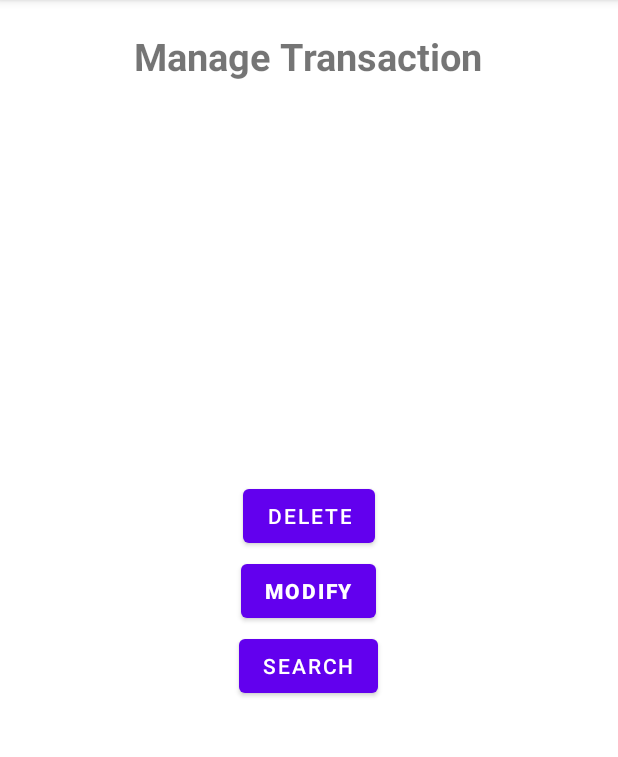
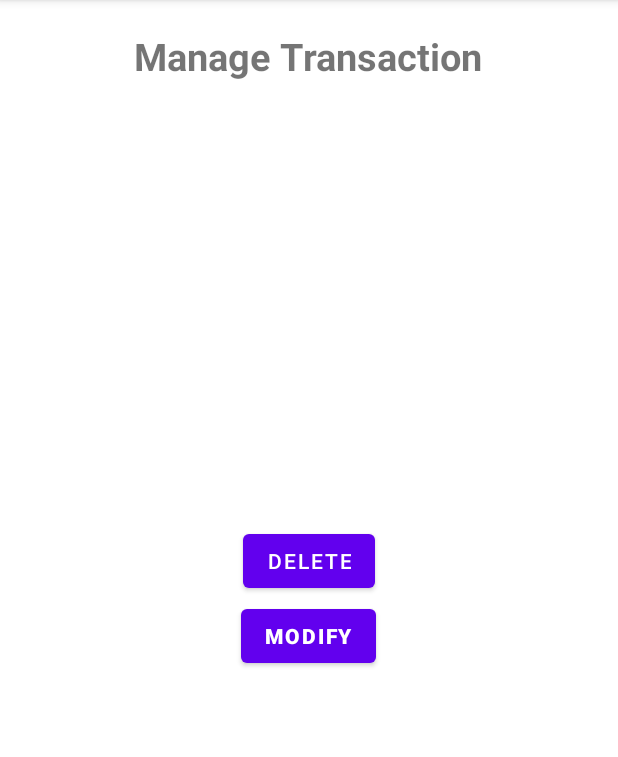
Before and after one commit to Sangel96/MoMoneyNoProblem, an Android app: the ManageTransaction screen opened directly, with no data from a screen before it, on a phone screen of 412 x 824 dp, the part 84-841 px from its top. Run offline under Robolectric (Android 15) with nearby library versions, the phone set to English and light mode, and no system bars; our stand-ins replace Firebase (no records; nobody signed in at launch, a user with empty details on screens opened directly); Roboto replaces fonts that are not available here.

Commit message:
remove the search function

```diff
--- a/app/src/main/java/com/example/momoneynoproblem/Transaction/ManageTransaction.java
+++ b/app/src/main/java/com/example/momoneynoproblem/Transaction/ManageTransaction.java
@@ -31,7 +31,7 @@ public class ManageTransaction extends AppCompatActivity {
 
     public Button delete_Button = null;
     public Button modify_Button = null;
-    public Button search_Button = null;
+    //public Button search_Button = null;
 
     //from show data
     ListView listshow;
@@ -53,25 +53,27 @@ public class ManageTransaction extends AppCompatActivity {
         databaseReference = firebaseDatabase.getReference("Transactions");
         modify_Button = (Button) findViewById(R.id.modify_Button);
         delete_Button = (Button) findViewById(R.id.delete_Button);
-        search_Button = (Button) findViewById(R.id.search_Button);
+        //search_Button = (Button) findViewById(R.id.search_Button);
 
 
         // when click on the search button, go to the search screen
-        search_Button.setOnClickListener(new View.OnClickListener() {
-            @Override
-            public void onClick(View v) {
-                Intent j = new Intent(ManageTransaction.this, searchForTransaction.class);
-                startActivity(j);
-            }
-        });
+//        search_Button.setOnClickListener(new View.OnClickListener() {
+//            @Override
+//            public void onClick(View v) {
+//                Intent j = new Intent(ManageTransaction.this, searchForTransaction.class);
+//                startActivity(j);
+//            }
+//        });
 
         modify_Button.setOnClickListener(new View.OnClickListener() {
             @Override
             public void onClick(View v) {
                 Intent j = new Intent(ManageTransaction.this, modifyTransaction.class);
+                j.putExtra("Transaction",listshow.getItemIdAtPosition(selection[0]));
                 startActivity(j);
             }
         });
+
 
         delete_Button.setOnClickListener(new View.OnClickListener() {
             @Override
@@ -117,6 +119,4 @@ public class ManageTransaction extends AppCompatActivity {
             }
         });
     }
-
-
 }
--- a/app/src/main/java/com/example/momoneynoproblem/Transaction/modifyTransaction.java
+++ b/app/src/main/java/com/example/momoneynoproblem/Transaction/modifyTransaction.java
@@ -44,8 +44,6 @@ public class modifyTransaction extends AppCompatActivity {
     public String transaction_type = "";
     public String transaction_source_type = "";
     public Spinner transactionSourceTypeSpinner;
-
-
 
     //grabs extra data from intent
     //Intent intent = getIntent();
--- a/app/src/main/res/layout/activity_add_transaction.xml
+++ b/app/src/main/res/layout/activity_add_transaction.xml
@@ -8,7 +8,7 @@
     <RelativeLayout
         android:layout_width="match_parent"
         android:layout_height="match_parent"
-        android:layout_marginBottom="40dp">
+        android:layout_marginBottom="10dp">
 
         <TextView
             android:id="@+id/txtTransaction"
@@ -95,7 +95,7 @@
             android:layout_alignParentStart="true"
             android:layout_alignParentEnd="true"
             android:layout_marginStart="112dp"
-            android:layout_marginTop="385dp"
+            android:layout_marginTop="370dp"
             android:layout_marginEnd="107dp"
             android:text="@string/do_you_want_to_scan_the_invoice" />
 
@@ -104,7 +104,7 @@
             android:layout_width="wrap_content"
             android:layout_height="wrap_content"
             android:layout_centerHorizontal="true"
-            android:layout_marginTop="480dp"
+            android:layout_marginTop="440dp"
             android:text="@string/add" />
 
         <TextView
--- a/app/src/main/res/layout/activity_manage_transaction.xml
+++ b/app/src/main/res/layout/activity_manage_transaction.xml
@@ -9,8 +9,9 @@
   <RelativeLayout
       android:layout_width="match_parent"
       android:layout_height="match_parent"
-      android:layout_marginBottom="40dp"
+      android:layout_marginBottom="10dp"
       tools:ignore="UselessParent">
+
 
     <TextView
         android:id="@+id/manage_transaction"
@@ -25,7 +26,7 @@
     <ListView
         android:id="@+id/Listviewtxt"
         android:layout_width="wrap_content"
-        android:layout_height="186dp"
+        android:layout_height="227dp"
         android:layout_marginStart="50dp"
         android:layout_marginTop="90dp"
         android:layout_marginEnd="50dp"
@@ -39,7 +40,7 @@
         android:layout_height="wrap_content"
         android:layout_centerHorizontal="true"
         android:layout_marginStart="50dp"
-        android:layout_marginTop="320dp"
+        android:layout_marginTop="350dp"
         android:text="@string/delete" />
 
 
@@ -49,19 +50,12 @@
         android:layout_height="wrap_content"
         android:layout_centerHorizontal="true"
         android:layout_marginStart="50dp"
-        android:layout_marginTop="370dp"
+        android:layout_marginTop="400dp"
         android:text="Modify"
         android:textAlignment="center"
         android:textStyle="bold" />
 
-    <Button
-        android:id="@+id/search_Button"
-        android:layout_width="wrap_content"
-        android:layout_height="wrap_content"
-        android:layout_centerHorizontal="true"
-        android:layout_marginStart="50dp"
-        android:layout_marginTop="420dp"
-        android:text="@string/search" />
+
 
   </RelativeLayout>
 
```
